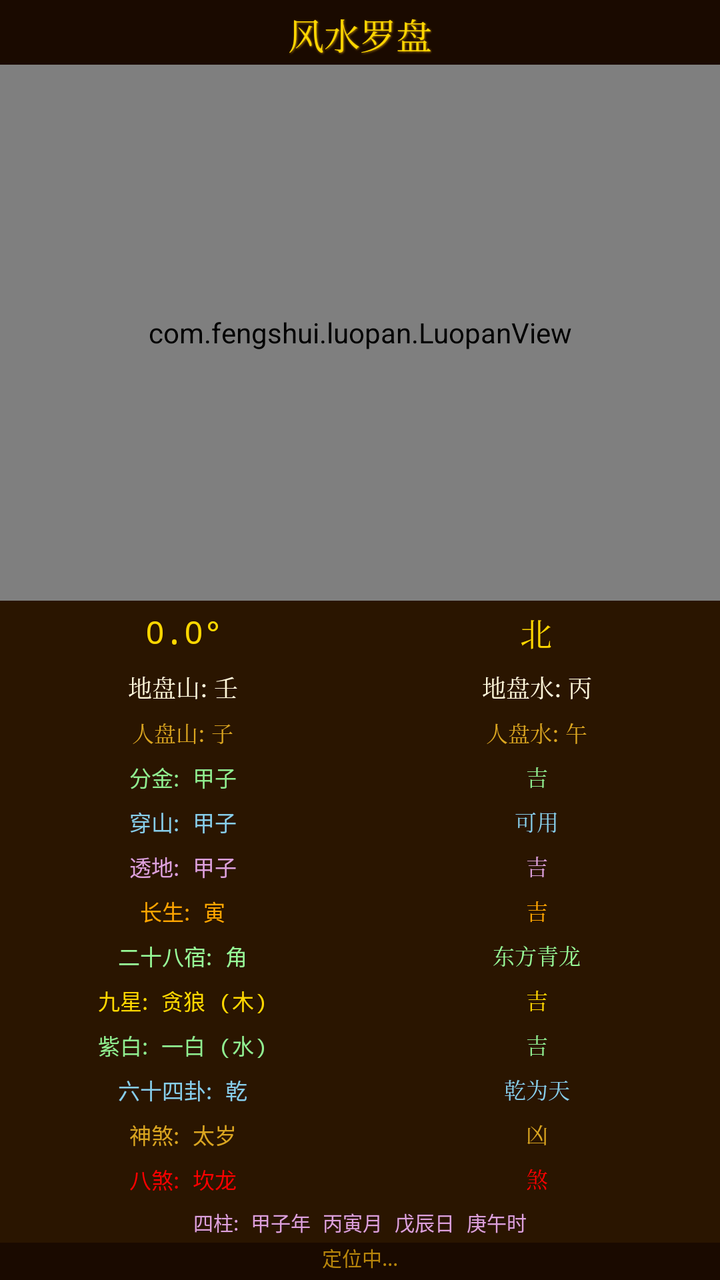
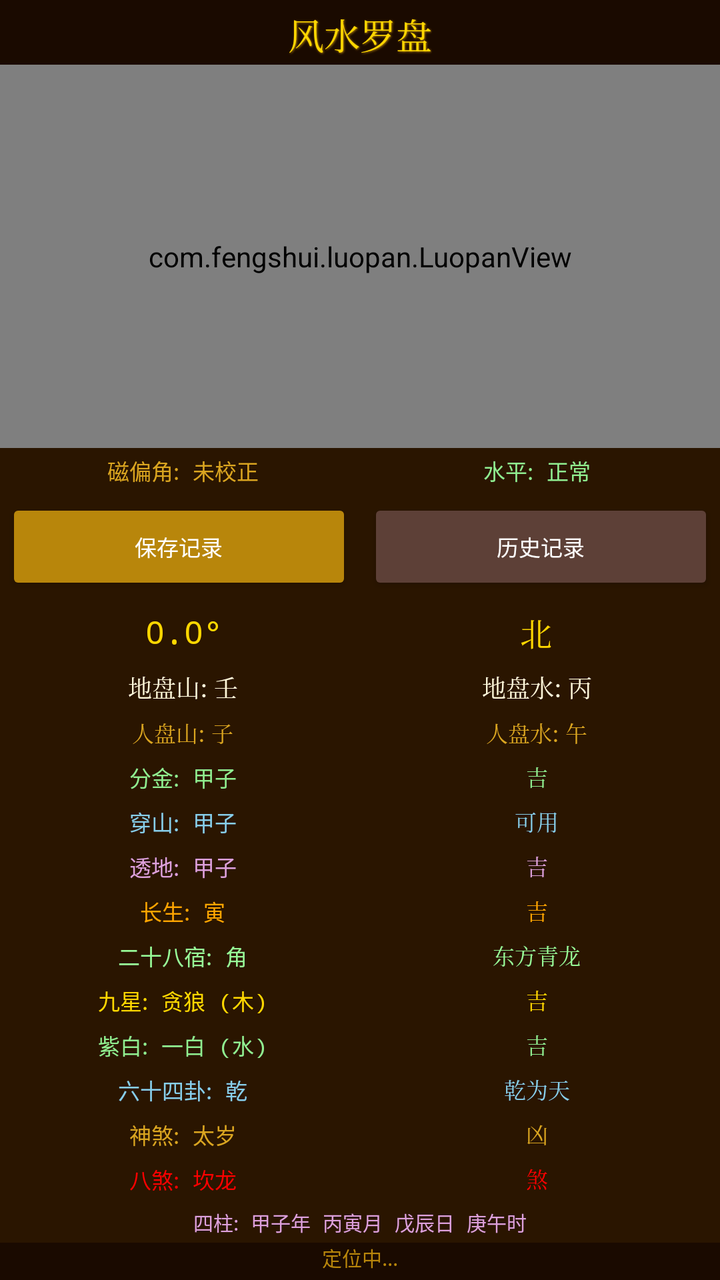

Two renders of the same Android screen: before a commit and after it. Below are the layout's source before the change and the commit's diff.
<!-- AndroidManifest.xml: application theme AppTheme -->
<!-- res/layout/activity_main.xml -->
<?xml version="1.0" encoding="utf-8"?>
<LinearLayout xmlns:android="http://schemas.android.com/apk/res/android"
    android:layout_width="match_parent"
    android:layout_height="match_parent"
    android:orientation="vertical"
    android:background="@color/bgColor"
    android:gravity="center">

    <TextView
        android:id="@+id/titleText"
        android:layout_width="wrap_content"
        android:layout_height="wrap_content"
        android:text="风水罗盘"
        android:textColor="@color/gold"
        android:textSize="18sp"
        android:fontFamily="serif"
        android:layout_marginTop="4dp"
        android:layout_marginBottom="2dp"
        android:shadowColor="@color/darkGold"
        android:shadowDx="1"
        android:shadowDy="1"
        android:shadowRadius="2" />

    <com.fengshui.luopan.LuopanView
        android:id="@+id/luopanView"
        android:layout_width="match_parent"
        android:layout_height="0dp"
        android:layout_weight="1" />

    
    <LinearLayout
        android:layout_width="match_parent"
        android:layout_height="wrap_content"
        android:orientation="horizontal"
        android:gravity="center"
        android:padding="4dp"
        android:background="#2A1500">

        <TextView
            android:id="@+id/degreeText"
            android:layout_width="0dp"
            android:layout_height="wrap_content"
            android:layout_weight="1"
            android:text="0.0°"
            android:textColor="@color/gold"
            android:textSize="16sp"
            android:gravity="center"
            android:fontFamily="monospace" />

        <TextView
            android:id="@+id/directionText"
            android:layout_width="0dp"
            android:layout_height="wrap_content"
            android:layout_weight="1"
            android:text="北"
            android:textColor="@color/gold"
            android:textSize="16sp"
            android:gravity="center"
            android:fontFamily="serif" />

    </LinearLayout>

    
    <LinearLayout
        android:layout_width="match_parent"
        android:layout_height="wrap_content"
        android:orientation="horizontal"
        android:gravity="center"
        android:padding="3dp"
        android:background="#2A1500">

        <TextView
            android:id="@+id/mountainText"
            android:layout_width="0dp"
            android:layout_height="wrap_content"
            android:layout_weight="1"
            android:text="地盘山: 壬"
            android:textColor="@color/cream"
            android:textSize="12sp"
            android:gravity="center"
            android:fontFamily="serif" />

        <TextView
            android:id="@+id/waterText"
            android:layout_width="0dp"
            android:layout_height="wrap_content"
            android:layout_weight="1"
            android:text="地盘水: 丙"
            android:textColor="@color/cream"
            android:textSize="12sp"
            android:gravity="center"
            android:fontFamily="serif" />

    </LinearLayout>

    
    <LinearLayout
        android:layout_width="match_parent"
        android:layout_height="wrap_content"
        android:orientation="horizontal"
        android:gravity="center"
        android:padding="3dp"
        android:background="#2A1500">

        <TextView
            android:id="@+id/renMountainText"
            android:layout_width="0dp"
            android:layout_height="wrap_content"
            android:layout_weight="1"
            android:text="人盘山: 子"
            android:textColor="#DAA520"
            android:textSize="11sp"
            android:gravity="center"
            android:fontFamily="serif" />

        <TextView
            android:id="@+id/renWaterText"
            android:layout_width="0dp"
            android:layout_height="wrap_content"
            android:layout_weight="1"
            android:text="人盘水: 午"
            android:textColor="#DAA520"
            android:textSize="11sp"
            android:gravity="center"
            android:fontFamily="serif" />

    </LinearLayout>

    
    <LinearLayout
        android:layout_width="match_parent"
        android:layout_height="wrap_content"
        android:orientation="horizontal"
        android:gravity="center"
        android:padding="3dp"
        android:background="#2A1500">

        <TextView
            android:id="@+id/fenJinText"
            android:layout_width="0dp"
            android:layout_height="wrap_content"
            android:layout_weight="1"
            android:text="分金: 甲子"
            android:textColor="#90EE90"
            android:textSize="11sp"
            android:gravity="center"
            android:fontFamily="monospace" />

        <TextView
            android:id="@+id/fenJinStatusText"
            android:layout_width="0dp"
            android:layout_height="wrap_content"
            android:layout_weight="1"
            android:text="吉"
            android:textColor="#90EE90"
            android:textSize="11sp"
            android:gravity="center"
            android:fontFamily="serif" />

    </LinearLayout>

    
    <LinearLayout
        android:layout_width="match_parent"
        android:layout_height="wrap_content"
        android:orientation="horizontal"
        android:gravity="center"
        android:padding="3dp"
        android:background="#2A1500">

        <TextView
            android:id="@+id/chuanShanText"
            android:layout_width="0dp"
            android:layout_height="wrap_content"
            android:layout_weight="1"
            android:text="穿山: 甲子"
            android:textColor="#87CEEB"
            android:textSize="11sp"
            android:gravity="center"
            android:fontFamily="monospace" />

        <TextView
            android:id="@+id/chuanShanStatusText"
            android:layout_width="0dp"
            android:layout_height="wrap_content"
            android:layout_weight="1"
            android:text="可用"
            android:textColor="#87CEEB"
            android:textSize="11sp"
            android:gravity="center"
            android:fontFamily="serif" />

    </LinearLayout>

    
    <LinearLayout
        android:layout_width="match_parent"
        android:layout_height="wrap_content"
        android:orientation="horizontal"
        android:gravity="center"
        android:padding="3dp"
        android:background="#2A1500">

        <TextView
            android:id="@+id/touDiText"
            android:layout_width="0dp"
            android:layout_height="wrap_content"
            android:layout_weight="1"
            android:text="透地: 甲子"
            android:textColor="#DDA0DD"
            android:textSize="11sp"
            android:gravity="center"
            android:fontFamily="monospace" />

        <TextView
            android:id="@+id/touDiStatusText"
            android:layout_width="0dp"
            android:layout_height="wrap_content"
            android:layout_weight="1"
            android:text="吉"
            android:textColor="#DDA0DD"
            android:textSize="11sp"
            android:gravity="center"
            android:fontFamily="serif" />

    </LinearLayout>

    
    <LinearLayout
        android:layout_width="match_parent"
        android:layout_height="wrap_content"
        android:orientation="horizontal"
        android:gravity="center"
        android:padding="3dp"
        android:background="#2A1500">

        <TextView
            android:id="@+id/changShengText"
            android:layout_width="0dp"
            android:layout_height="wrap_content"
            android:layout_weight="1"
            android:text="长生: 寅"
            android:textColor="#FFA500"
            android:textSize="11sp"
            android:gravity="center"
            android:fontFamily="monospace" />

        <TextView
            android:id="@+id/changShengStatusText"
            android:layout_width="0dp"
            android:layout_height="wrap_content"
            android:layout_weight="1"
            android:text="吉"
            android:textColor="#FFA500"
            android:textSize="11sp"
            android:gravity="center"
            android:fontFamily="serif" />

    </LinearLayout>

    
    <LinearLayout
        android:layout_width="match_parent"
        android:layout_height="wrap_content"
        android:orientation="horizontal"
        android:gravity="center"
        android:padding="3dp"
        android:background="#2A1500">

        <TextView
            android:id="@+id/xiu28Text"
            android:layout_width="0dp"
            android:layout_height="wrap_content"
            android:layout_weight="1"
            android:text="二十八宿: 角"
            android:textColor="#98FB98"
            android:textSize="11sp"
            android:gravity="center"
            android:fontFamily="monospace" />

        <TextView
            android:id="@+id/xiu28XiangText"
            android:layout_width="0dp"
            android:layout_height="wrap_content"
            android:layout_weight="1"
            android:text="东方青龙"
            android:textColor="#98FB98"
            android:textSize="11sp"
            android:gravity="center"
            android:fontFamily="serif" />

    </LinearLayout>

    
    <LinearLayout
        android:layout_width="match_parent"
        android:layout_height="wrap_content"
        android:orientation="horizontal"
        android:gravity="center"
        android:padding="3dp"
        android:background="#2A1500">

        <TextView
            android:id="@+id/jiuXingText"
            android:layout_width="0dp"
            android:layout_height="wrap_content"
            android:layout_weight="1"
            android:text="九星: 贪狼 (木)"
            android:textColor="#FFD700"
            android:textSize="11sp"
            android:gravity="center"
            android:fontFamily="monospace" />

        <TextView
            android:id="@+id/jiuXingWuXingText"
            android:layout_width="0dp"
            android:layout_height="wrap_content"
            android:layout_weight="1"
            android:text="吉"
            android:textColor="#FFD700"
            android:textSize="11sp"
            android:gravity="center"
            android:fontFamily="serif" />

    </LinearLayout>

    
    <LinearLayout
        android:layout_width="match_parent"
        android:layout_height="wrap_content"
        android:orientation="horizontal"
        android:gravity="center"
        android:padding="3dp"
        android:background="#2A1500">

        <TextView
            android:id="@+id/ziBaiText"
            android:layout_width="0dp"
            android:layout_height="wrap_content"
            android:layout_weight="1"
            android:text="紫白: 一白 (水)"
            android:textColor="#90EE90"
            android:textSize="11sp"
            android:gravity="center"
            android:fontFamily="monospace" />

        <TextView
            android:id="@+id/ziBaiStatusText"
            android:layout_width="0dp"
            android:layout_height="wrap_content"
            android:layout_weight="1"
            android:text="吉"
            android:textColor="#90EE90"
            android:textSize="11sp"
            android:gravity="center"
            android:fontFamily="serif" />

    </LinearLayout>

    
    <LinearLayout
        android:layout_width="match_parent"
        android:layout_height="wrap_content"
        android:orientation="horizontal"
        android:gravity="center"
        android:padding="3dp"
        android:background="#2A1500">

        <TextView
            android:id="@+id/gua64Text"
            android:layout_width="0dp"
            android:layout_height="wrap_content"
            android:layout_weight="1"
            android:text="六十四卦: 乾"
            android:textColor="#87CEEB"
            android:textSize="11sp"
            android:gravity="center"
            android:fontFamily="monospace" />

        <TextView
            android:id="@+id/gua64XiangText"
            android:layout_width="0dp"
            android:layout_height="wrap_content"
            android:layout_weight="1"
            android:text="乾为天"
            android:textColor="#87CEEB"
            android:textSize="11sp"
            android:gravity="center"
            android:fontFamily="serif" />

    </LinearLayout>

    
    <LinearLayout
        android:layout_width="match_parent"
        android:layout_height="wrap_content"
        android:orientation="horizontal"
        android:gravity="center"
        android:padding="3dp"
        android:background="#2A1500">

        <TextView
            android:id="@+id/shenShaText"
            android:layout_width="0dp"
            android:layout_height="wrap_content"
            android:layout_weight="1"
            android:text="神煞: 太岁"
            android:textColor="#DAA520"
            android:textSize="11sp"
            android:gravity="center"
            android:fontFamily="monospace" />

        <TextView
            android:id="@+id/shenShaStatusText"
            android:layout_width="0dp"
            android:layout_height="wrap_content"
            android:layout_weight="1"
            android:text="凶"
            android:textColor="#DAA520"
            android:textSize="11sp"
            android:gravity="center"
            android:fontFamily="serif" />

    </LinearLayout>

    
    <LinearLayout
        android:layout_width="match_parent"
        android:layout_height="wrap_content"
        android:orientation="horizontal"
        android:gravity="center"
        android:padding="3dp"
        android:background="#2A1500">

        <TextView
            android:id="@+id/baShaText"
            android:layout_width="0dp"
            android:layout_height="wrap_content"
            android:layout_weight="1"
            android:text="八煞: 坎龙"
            android:textColor="#FF0000"
            android:textSize="11sp"
            android:gravity="center"
            android:fontFamily="monospace" />

        <TextView
            android:id="@+id/baShaStatusText"
            android:layout_width="0dp"
            android:layout_height="wrap_content"
            android:layout_weight="1"
            android:text="煞"
            android:textColor="#FF0000"
            android:textSize="11sp"
            android:gravity="center"
            android:fontFamily="serif" />

    </LinearLayout>

    
    <TextView
        android:id="@+id/siZhuText"
        android:layout_width="match_parent"
        android:layout_height="wrap_content"
        android:text="四柱: 甲子年 丙寅月 戊辰日 庚午时"
        android:textColor="#DDA0DD"
        android:textSize="10sp"
        android:gravity="center"
        android:padding="3dp"
        android:background="#2A1500"
        android:fontFamily="monospace" />

    <TextView
        android:id="@+id/locationText"
        android:layout_width="match_parent"
        android:layout_height="wrap_content"
        android:text="定位中..."
        android:textColor="@color/darkGold"
        android:textSize="10sp"
        android:gravity="center"
        android:paddingBottom="4dp"
        android:fontFamily="monospace" />

</LinearLayout>
<!-- resources referenced by this layout -->
<resources>
  <color name="bgColor">#1A0A00</color>
  <color name="cream">#FFF8DC</color>
  <color name="darkGold">#B8860B</color>
  <color name="gold">#FFD700</color>
  <style name="AppTheme" parent="Theme.MaterialComponents.DayNight.NoActionBar">
          <item name="colorPrimary">@color/colorPrimary</item>
          <item name="colorPrimaryDark">@color/colorPrimaryDark</item>
          <item name="colorAccent">@color/colorAccent</item>
          <item name="android:windowBackground">@color/bgColor</item>
          <item name="android:statusBarColor">@color/bgColor</item>
          <item name="android:navigationBarColor">@color/bgColor</item>
      </style>
  <color name="colorPrimary">#8B0000</color>
  <color name="colorPrimaryDark">#5C0000</color>
  <color name="colorAccent">#FFD700</color>
</resources>

<!-- the commit's change to res/layout/activity_main.xml (unified diff, before → after) -->
@@ -33,6 +33,72 @@
         android:layout_height="wrap_content"
         android:orientation="horizontal"
         android:gravity="center"
+        android:padding="3dp"
+        android:background="#2A1500">
+
+        <TextView
+            android:id="@+id/magDeclText"
+            android:layout_width="0dp"
+            android:layout_height="wrap_content"
+            android:layout_weight="1"
+            android:text="磁偏角: 未校正"
+            android:textColor="#DAA520"
+            android:textSize="11sp"
+            android:gravity="center"
+            android:fontFamily="monospace" />
+
+        <TextView
+            android:id="@+id/levelText"
+            android:layout_width="0dp"
+            android:layout_height="wrap_content"
+            android:layout_weight="1"
+            android:text="水平: 正常"
+            android:textColor="#90EE90"
+            android:textSize="11sp"
+            android:gravity="center"
+            android:fontFamily="monospace" />
+
+    </LinearLayout>
+
+    
+    <LinearLayout
+        android:layout_width="match_parent"
+        android:layout_height="wrap_content"
+        android:orientation="horizontal"
+        android:gravity="center"
+        android:padding="3dp"
+        android:background="#2A1500">
+
+        <Button
+            android:id="@+id/saveButton"
+            android:layout_width="0dp"
+            android:layout_height="wrap_content"
+            android:layout_weight="1"
+            android:text="保存记录"
+            android:textSize="11sp"
+            android:backgroundTint="#B8860B"
+            android:textColor="#FFFFFF"
+            android:layout_marginEnd="4dp" />
+
+        <Button
+            android:id="@+id/historyButton"
+            android:layout_width="0dp"
+            android:layout_height="wrap_content"
+            android:layout_weight="1"
+            android:text="历史记录"
+            android:textSize="11sp"
+            android:backgroundTint="#5D4037"
+            android:textColor="#FFFFFF"
+            android:layout_marginStart="4dp" />
+
+    </LinearLayout>
+
+    
+    <LinearLayout
+        android:layout_width="match_parent"
+        android:layout_height="wrap_content"
+        android:orientation="horizontal"
+        android:gravity="center"
         android:padding="4dp"
         android:background="#2A1500">
 
